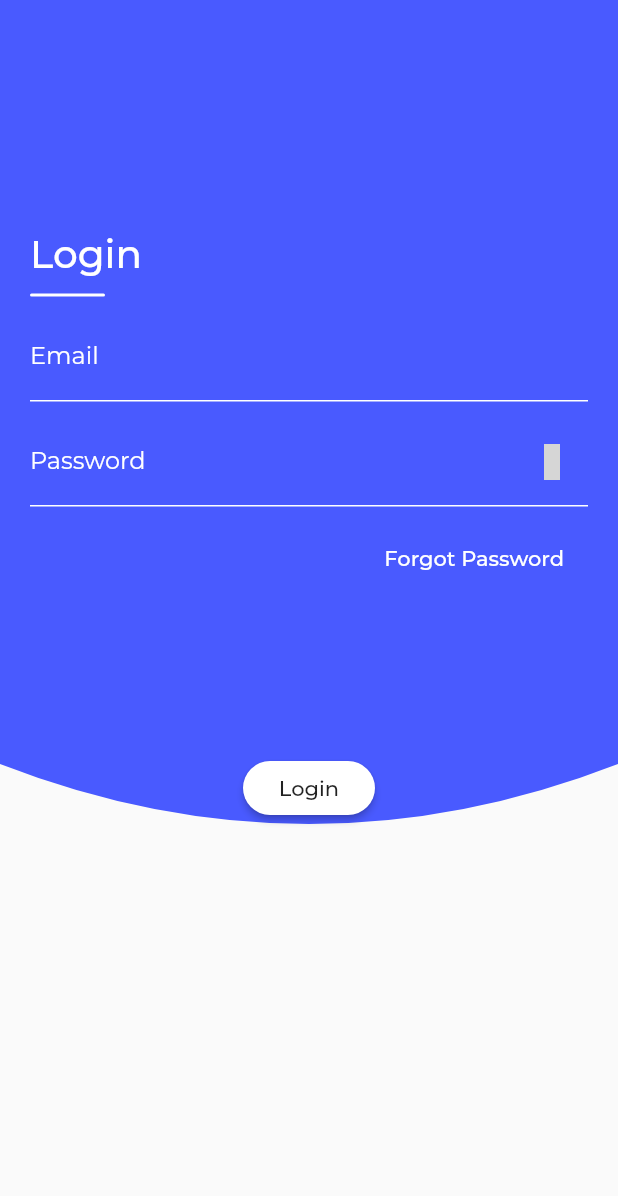
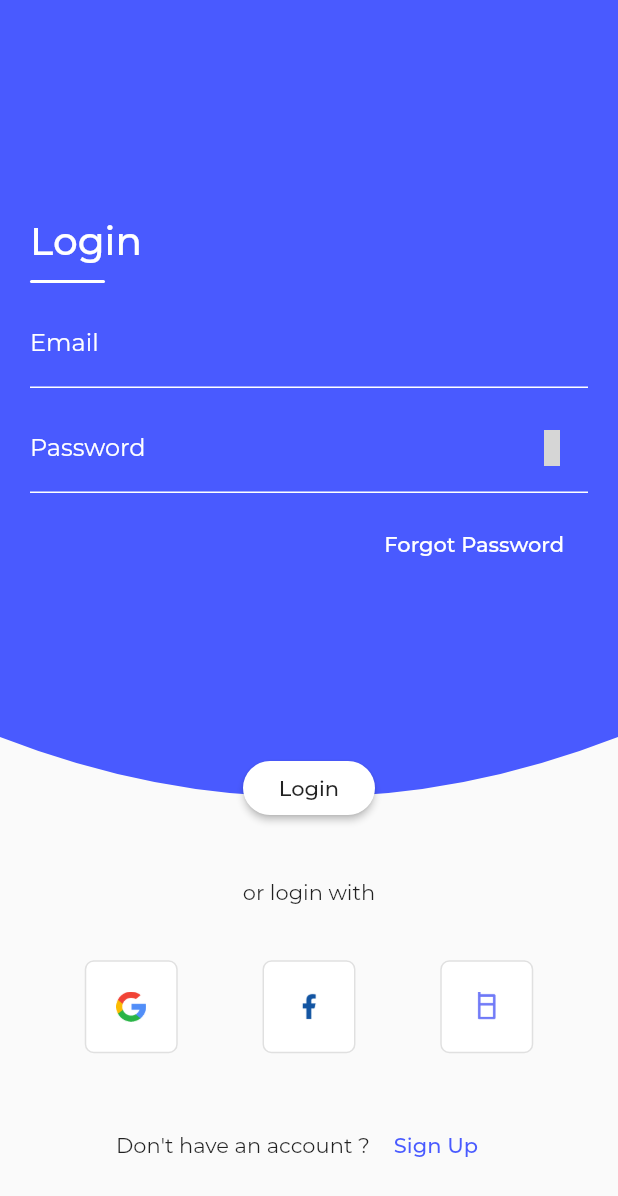
Before and after one commit to 404shades/InternalMedical, a Flutter app: the screen it shows after launch, on a phone screen of 412 x 824 dp. Shown: the top 1196 px of the screen. Run offline on Flutter 3.47's test engine with Material 2 defaults, Android fonts, the phone set to English and light mode, and no system bars; our stand-ins replace carousel_slider, flutter_icons, percent_indicator; project files that could hold a hidden picture were left out; grey boxes are pictures that could not be loaded.

Commit message:
login updated

```diff
--- a/lib/Design/LoginScreen.dart
+++ b/lib/Design/LoginScreen.dart
@@ -11,14 +11,21 @@ class _LoginScreenState extends State<LoginScreen> {
   @override
   Widget build(BuildContext context) {
     return Scaffold(
-      body: Stack(
+      body: SingleChildScrollView(
+        child: Column(
+          children: <Widget>[
+            Stack(
               fit: StackFit.loose,
               alignment: Alignment.bottomCenter,
               children: <Widget>[
-         Container(
+               GestureDetector(
+                 onTap: ()=>FocusScope.of(context).unfocus(),
+                 behavior: HitTestBehavior.translucent,
+                                child: Container(
 
                    height: MediaQuery.of(context).size.height/1.5,
                    width: MediaQuery.of(context).size.width,
+                   padding: const EdgeInsets.only(bottom: 18),
                    child: ClipPath(
                      clipper: ArcCliper(),
                      child: Container(
@@ -102,9 +109,8 @@ class _LoginScreenState extends State<LoginScreen> {
                      ),
                    ),
                  ),
-         Container(
-           margin: const EdgeInsets.only(top: 2),
-           child: MaterialButton(
+               ),
+               MaterialButton(
                      shape: RoundedRectangleBorder(
                        borderRadius: BorderRadius.circular(20),
                      ),
@@ -112,10 +118,64 @@ class _LoginScreenState extends State<LoginScreen> {
                      onPressed: ()=>null,
                      color: Colors.white,
                    ),
-         ),
+
 
               ],
+            ),
+            Container(
+              height: MediaQuery.of(context).size.height - (MediaQuery.of(context).size.height/1.5),
+              width: MediaQuery.of(context).size.width,
+              child: Column(
+                mainAxisAlignment: MainAxisAlignment.spaceEvenly,
+                crossAxisAlignment: CrossAxisAlignment.center,
+                mainAxisSize: MainAxisSize.max,
+                children: <Widget>[
+                  Text("or login with"),
+                  Row(
+                    mainAxisAlignment: MainAxisAlignment.spaceEvenly,
+                    children: <Widget>[
+                      SocialIcons(icon: "assets/images/google.png",),
+                      SocialIcons(icon: "assets/images/fb.png",),
+                      SocialIcons(icon: "assets/images/cell.png",)
+                    ],
+                  ),
+                  Row(
+                    mainAxisAlignment: MainAxisAlignment.center,
+                    crossAxisAlignment: CrossAxisAlignment.center,
+                    children: <Widget>[
+                      Text("Don't have an account ?"),
+                      FlatButton(
+                        child: Text("Sign Up"),
+                        textColor: const Color(0xFF495aff),
+                        onPressed: ()=>null,
+                      )
+                    ],
+                  )
+                ],
+              ),
+            )
+          ],
+        ),
       ),
     );
   }
 }
+
+class SocialIcons extends StatelessWidget {
+  final String icon;
+
+  const SocialIcons({Key key, this.icon}) : super(key: key);
+  @override
+  Widget build(BuildContext context) {
+    return Container(
+       padding: const EdgeInsets.only(left: 20,right: 20,top: 20,bottom: 20),
+       decoration: BoxDecoration(
+          color: Colors.white,
+          border: Border.all(color: Colors.black12,width: 1),
+          borderRadius: BorderRadius.circular(6),
+
+        ),
+        child: Image.asset(icon,height: 20,),
+    );
+  }
+}
--- a/lib/main.dart
+++ b/lib/main.dart
@@ -12,7 +12,7 @@ class MyApp extends StatelessWidget {
     SystemChrome.setSystemUIOverlayStyle(SystemUiOverlayStyle(
       systemNavigationBarColor: Colors.black,
       statusBarColor: Colors.transparent,
-      statusBarIconBrightness: Brightness.light,
+      statusBarIconBrightness: Brightness.dark,
       systemNavigationBarDividerColor: Colors.transparent.withOpacity(0.7)
     ));
     return MaterialApp(
```
Also changed, not shown: assets/images/cell.png (added), assets/images/fb.png (added), assets/images/google.png (added). Lines whose indentation alone changed are shown as unchanged.
